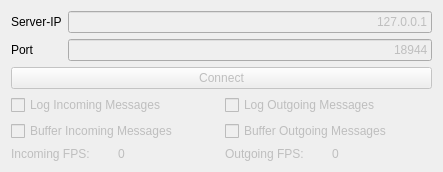
Above: Modules/OpenIGTLinkUI/Qmitk/QmitkIGTLDeviceSetupConnectionWidgetControls.ui from MITK/MITK before the change. Below: the same form after it.
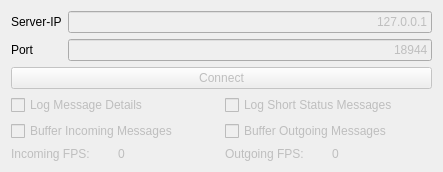
That is the form after the change.

Commit message: Changed the GUI logic of activating/deactivating the logging of the IGTLDevice. This means: 1) Control the logging options completely in the QmitkIGTLDeviceSetupConnectionWidget and not partially in the OpenIGTLinkManager and in the QmitkIGTLDeviceSetupConnectionWidget. 2) Turn off the logging of the IGTLDevice by default. 3) Now classification of logging messages made by: a) logging incoming/outgoing messages in detail (= whole received/sent message), b) logging of short status messages (i.e.: "Received a message", "Send a message").

Diff of the .ui file:
```diff
--- a/Modules/OpenIGTLinkUI/Qmitk/QmitkIGTLDeviceSetupConnectionWidgetControls.ui
+++ b/Modules/OpenIGTLinkUI/Qmitk/QmitkIGTLDeviceSetupConnectionWidgetControls.ui
@@ -112,7 +112,7 @@
         <string>Enable this checkbox to log the send and receive message events</string>
        </property>
        <property name="text">
-        <string>Log Incoming Messages</string>
+        <string>Log Message Details</string>
        </property>
       </widget>
      </item>
@@ -146,7 +146,7 @@
         <bool>false</bool>
        </property>
        <property name="text">
-        <string>Log Outgoing Messages</string>
+        <string>Log Short Status Messages</string>
        </property>
       </widget>
      </item>
```
Left out of the diff: 9 changed lines with no effect on the pictures. The commit also changes 6 other files.
